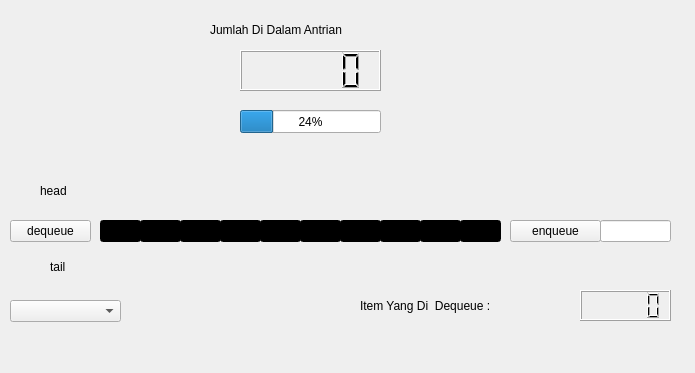
Above: ui/queuewindow.ui from selesdepselesnul/dss before the change. Below: the same form after it.
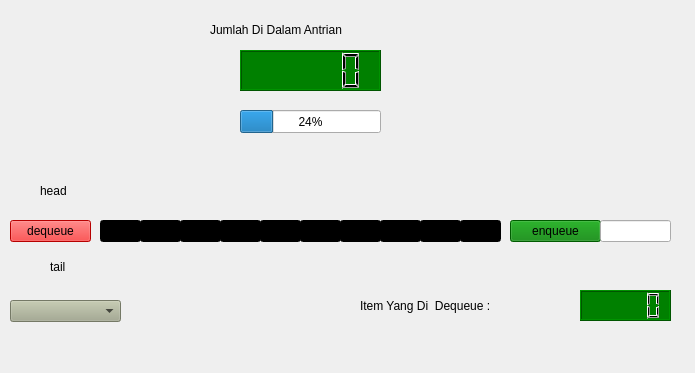
That is the form after the change. Icons and pictures are not drawn.

Commit message: add color to each button in queue window

```diff
--- a/ui/queuewindow.ui
+++ b/ui/queuewindow.ui
@@ -22,6 +22,9 @@
      <height>22</height>
     </rect>
    </property>
+   <property name="styleSheet">
+    <string notr="true">background-color: red;</string>
+   </property>
    <property name="text">
     <string>dequeue</string>
    </property>
@@ -35,6 +38,9 @@
      <height>22</height>
     </rect>
    </property>
+   <property name="styleSheet">
+    <string notr="true">background-color: green;</string>
+   </property>
    <property name="text">
     <string>enqueue</string>
    </property>
@@ -218,6 +224,9 @@
      <height>22</height>
     </rect>
    </property>
+   <property name="styleSheet">
+    <string notr="true">background-color: rgb(164, 170, 143);</string>
+   </property>
    <property name="currentText">
     <string/>
    </property>
@@ -273,6 +282,9 @@
      <height>41</height>
     </rect>
    </property>
+   <property name="styleSheet">
+    <string notr="true">background-color: green;</string>
+   </property>
   </widget>
   <widget class="QProgressBar" name="queueProgressBar">
    <property name="geometry">
@@ -313,6 +325,9 @@
      <height>31</height>
     </rect>
    </property>
+   <property name="styleSheet">
+    <string notr="true">background-color: green;</string>
+   </property>
   </widget>
   <widget class="QLabel" name="label_2">
    <property name="geometry">
```
Left out of the diff: 3 changed lines with no effect on the pictures.
